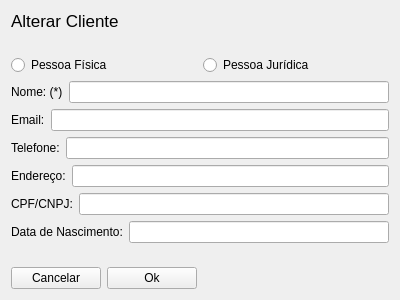
Before: the Qt Designer form alterarcliente.ui in GabR36/QEstoqueLoja, drawn with Qt 5.
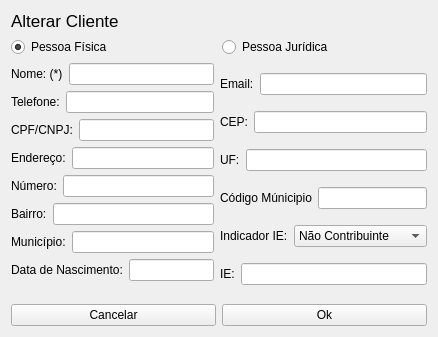
After: the same form once the commit is applied.

```diff
--- a/alterarcliente.ui
+++ b/alterarcliente.ui
@@ -6,15 +6,15 @@
    <rect>
     <x>0</x>
     <y>0</y>
-    <width>400</width>
-    <height>300</height>
+    <width>438</width>
+    <height>337</height>
    </rect>
   </property>
   <property name="windowTitle">
    <string>Alterar Cliente</string>
   </property>
-  <layout class="QGridLayout" name="gridLayout">
-   <item row="0" column="0">
+  <layout class="QVBoxLayout" name="verticalLayout_3">
+   <item>
     <widget class="QLabel" name="label_7">
      <property name="font">
       <font>
@@ -26,21 +26,6 @@
      </property>
     </widget>
    </item>
-   <item row="1" column="0" colspan="2">
-    <spacer name="verticalSpacer_2">
-     <property name="orientation">
-      <enum>Qt::Orientation::Vertical</enum>
-     </property>
-     <property name="sizeHint" stdset="0">
-      <size>
-       <width>20</width>
-       <height>40</height>
-      </size>
-     </property>
-    </spacer>
-   </item>
-   <item row="2" column="0" colspan="2">
-    <layout class="QVBoxLayout" name="verticalLayout">
      <item>
       <layout class="QHBoxLayout" name="horizontalLayout_8">
        <item>
@@ -48,6 +33,9 @@
          <property name="text">
           <string>Pessoa Física</string>
          </property>
+       <property name="checked">
+        <bool>true</bool>
+       </property>
         </widget>
        </item>
        <item>
@@ -60,6 +48,10 @@
       </layout>
      </item>
      <item>
+    <layout class="QHBoxLayout" name="horizontalLayout_17">
+     <item>
+      <layout class="QVBoxLayout" name="verticalLayout">
+       <item>
       <layout class="QHBoxLayout" name="horizontalLayout">
        <item>
         <widget class="QLabel" name="label">
@@ -76,20 +68,6 @@
      <item>
       <layout class="QHBoxLayout" name="horizontalLayout_3">
        <item>
-        <widget class="QLabel" name="label_2">
-         <property name="text">
-          <string>Email:</string>
-         </property>
-        </widget>
-       </item>
-       <item>
-        <widget class="QLineEdit" name="Ledit_Email"/>
-       </item>
-      </layout>
-     </item>
-     <item>
-      <layout class="QHBoxLayout" name="horizontalLayout_4">
-       <item>
         <widget class="QLabel" name="label_3">
          <property name="text">
           <string>Telefone:</string>
@@ -104,6 +82,20 @@
      <item>
       <layout class="QHBoxLayout" name="horizontalLayout_5">
        <item>
+          <widget class="QLabel" name="label_5">
+           <property name="text">
+            <string>CPF/CNPJ:</string>
+           </property>
+          </widget>
+         </item>
+         <item>
+          <widget class="QLineEdit" name="Ledit_Cpf"/>
+         </item>
+        </layout>
+       </item>
+       <item>
+        <layout class="QHBoxLayout" name="horizontalLayout_4">
+         <item>
         <widget class="QLabel" name="label_4">
          <property name="text">
           <string>Endereço:</string>
@@ -115,23 +107,55 @@
        </item>
       </layout>
      </item>
+       <item>
+        <layout class="QHBoxLayout" name="horizontalLayout_10">
+         <item>
+          <widget class="QLabel" name="label_9">
+           <property name="text">
+            <string>Número:</string>
+           </property>
+          </widget>
+         </item>
+         <item>
+          <widget class="QLineEdit" name="Ledit_Numero">
+           <property name="autoFillBackground">
+            <bool>false</bool>
+           </property>
+          </widget>
+         </item>
+        </layout>
+       </item>
+       <item>
+        <layout class="QHBoxLayout" name="horizontalLayout_11">
+         <item>
+          <widget class="QLabel" name="label_10">
+           <property name="text">
+            <string>Bairro:</string>
+           </property>
+          </widget>
+         </item>
+         <item>
+          <widget class="QLineEdit" name="Ledit_Bairro"/>
+         </item>
+        </layout>
+       </item>
+       <item>
+        <layout class="QHBoxLayout" name="horizontalLayout_12">
+         <item>
+          <widget class="QLabel" name="label_11">
+           <property name="text">
+            <string>Município:</string>
+           </property>
+          </widget>
+         </item>
+         <item>
+          <widget class="QLineEdit" name="Ledit_Municipio"/>
+         </item>
+        </layout>
+       </item>
      <item>
       <layout class="QHBoxLayout" name="horizontalLayout_6">
        <item>
-        <widget class="QLabel" name="label_5">
-         <property name="text">
-          <string>CPF/CNPJ:</string>
-         </property>
-        </widget>
-       </item>
-       <item>
-        <widget class="QLineEdit" name="Ledit_Cpf"/>
-       </item>
-      </layout>
-     </item>
-     <item>
-      <layout class="QHBoxLayout" name="horizontalLayout_2">
-       <item>
         <widget class="QLabel" name="label_6">
          <property name="text">
           <string>Data de Nascimento:</string>
@@ -158,7 +182,119 @@
      </item>
     </layout>
    </item>
-   <item row="3" column="0">
+     <item>
+      <layout class="QVBoxLayout" name="verticalLayout_2">
+       <item>
+        <layout class="QHBoxLayout" name="horizontalLayout_2">
+         <item>
+          <widget class="QLabel" name="label_2">
+           <property name="text">
+            <string>Email:</string>
+           </property>
+          </widget>
+         </item>
+         <item>
+          <widget class="QLineEdit" name="Ledit_Email"/>
+         </item>
+        </layout>
+       </item>
+       <item>
+        <layout class="QHBoxLayout" name="horizontalLayout_15">
+         <item>
+          <widget class="QLabel" name="label_14">
+           <property name="text">
+            <string>CEP:</string>
+           </property>
+          </widget>
+         </item>
+         <item>
+          <widget class="QLineEdit" name="Ledit_CEP"/>
+         </item>
+        </layout>
+       </item>
+       <item>
+        <layout class="QHBoxLayout" name="horizontalLayout_14">
+         <item>
+          <widget class="QLabel" name="label_13">
+           <property name="text">
+            <string>UF:</string>
+           </property>
+          </widget>
+         </item>
+         <item>
+          <widget class="QLineEdit" name="Ledit_UF"/>
+         </item>
+        </layout>
+       </item>
+       <item>
+        <layout class="QHBoxLayout" name="horizontalLayout_13">
+         <item>
+          <widget class="QLabel" name="label_12">
+           <property name="text">
+            <string>Código Múnicipio</string>
+           </property>
+          </widget>
+         </item>
+         <item>
+          <widget class="QLineEdit" name="Ledit_CMun"/>
+         </item>
+        </layout>
+       </item>
+       <item>
+        <layout class="QHBoxLayout" name="horizontalLayout_9">
+         <item>
+          <widget class="QLabel" name="label_8">
+           <property name="maximumSize">
+            <size>
+             <width>80</width>
+             <height>16777215</height>
+            </size>
+           </property>
+           <property name="text">
+            <string>Indicador IE:</string>
+           </property>
+          </widget>
+         </item>
+         <item>
+          <widget class="QComboBox" name="CBox_IndIEDest">
+           <item>
+            <property name="text">
+             <string>Não Contribuinte</string>
+            </property>
+           </item>
+           <item>
+            <property name="text">
+             <string>Contribuinte ICMS</string>
+            </property>
+           </item>
+           <item>
+            <property name="text">
+             <string>Contribuinte Isento</string>
+            </property>
+           </item>
+          </widget>
+         </item>
+        </layout>
+       </item>
+       <item>
+        <layout class="QHBoxLayout" name="horizontalLayout_16">
+         <item>
+          <widget class="QLabel" name="label_15">
+           <property name="text">
+            <string>IE:</string>
+           </property>
+          </widget>
+         </item>
+         <item>
+          <widget class="QLineEdit" name="Ledit_IE"/>
+         </item>
+        </layout>
+       </item>
+      </layout>
+     </item>
+    </layout>
+   </item>
+   <item>
     <layout class="QHBoxLayout" name="horizontalLayout_7">
      <item>
       <widget class="QPushButton" name="Btn_Cancelar">
```
Lines whose indentation alone changed are shown as unchanged.
